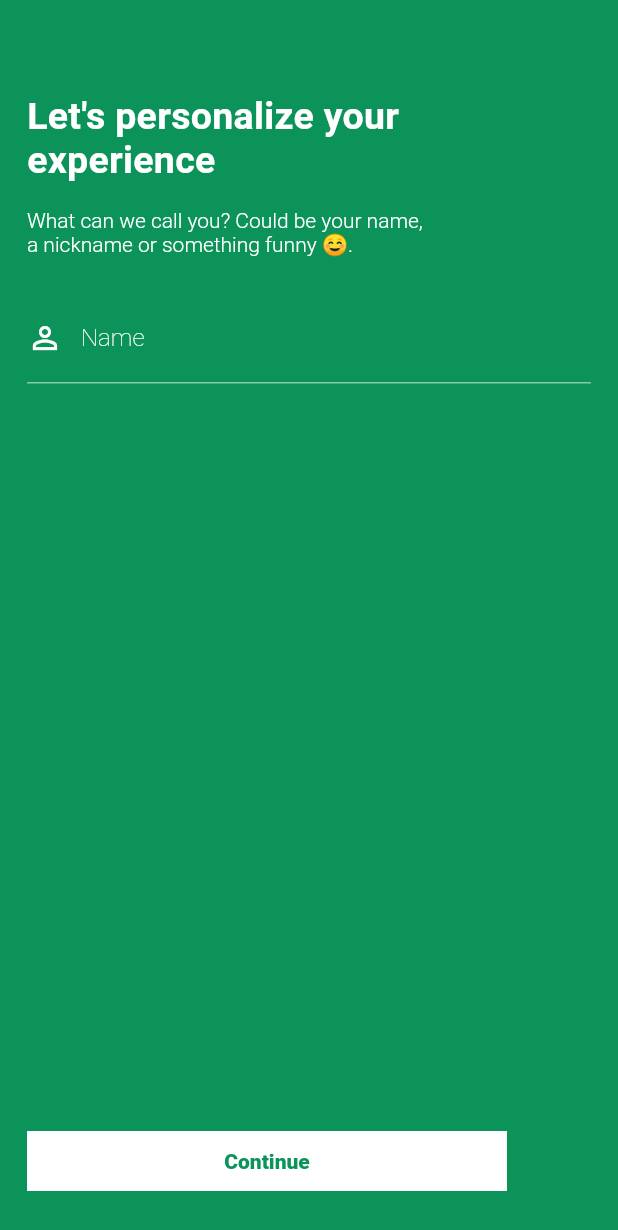
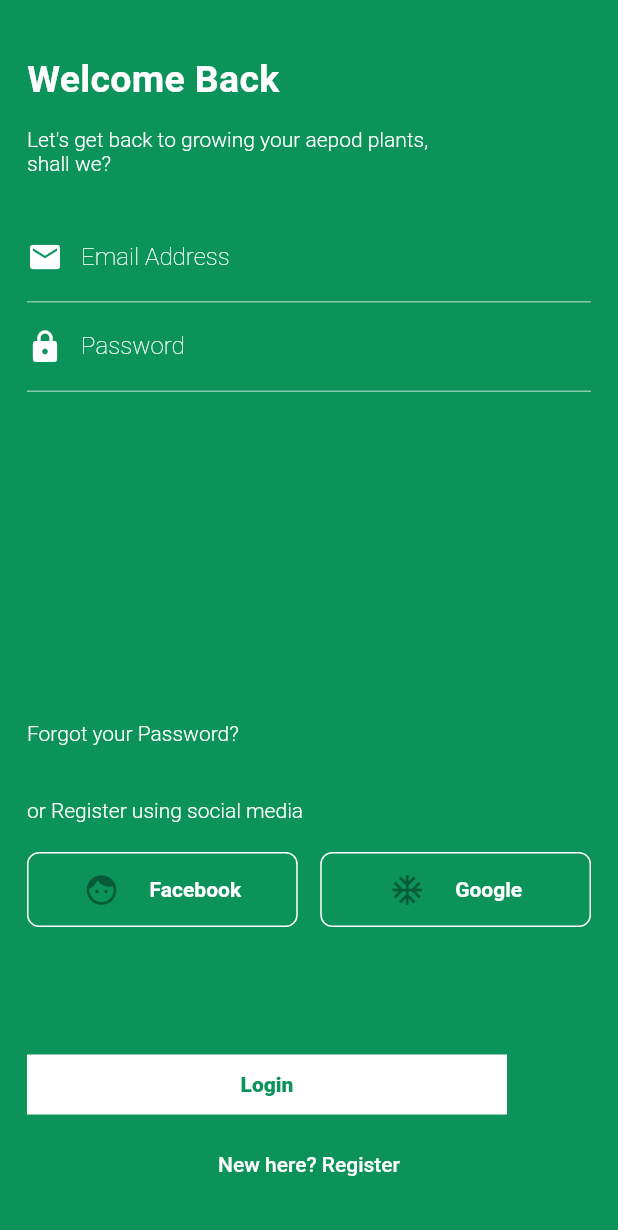
Before and after one commit to Jonyango/Aepod, a Flutter app: the screen it shows after launch, on a phone screen of 412 x 824 dp. Shown: the top 1230 px of the screen. Run offline on Flutter 3.47's test engine with Material 2 defaults, Android fonts, the phone set to English and light mode, and no system bars; our stand-ins replace flutter_svg.

Commit message:
finished the login page. There is a bug though. overflowing pixels

```diff
--- a/lib/main.dart
+++ b/lib/main.dart
@@ -11,7 +11,7 @@ class MyApp extends StatelessWidget {
   Widget build(BuildContext context) {
     return MaterialApp(
 
-      home: PersonalizeExperience(),
+      home: LoginScreen(),
     );
   }
 }
--- a/lib/screens/index.dart
+++ b/lib/screens/index.dart
@@ -1,3 +1,4 @@
 export 'registration_page.dart';
 export 'welcome_screen.dart';
 export 'personalize.dart';
+export 'login_page.dart';
--- /dev/null
+++ b/lib/screens/login_page.dart
@@ -0,0 +1,76 @@
+import 'package:aepod/components/components.dart';
+import 'package:aepod/constants/index.dart';
+import 'package:flutter/material.dart';
+
+class LoginScreen extends StatelessWidget {
+  @override
+  Widget build(BuildContext context) {
+    return Scaffold(
+      backgroundColor: kThemeColor,
+      body: SafeArea(
+        child: Container(
+          padding: EdgeInsets.symmetric(horizontal: 18.0),
+          child: Column(
+            mainAxisAlignment: MainAxisAlignment.center,
+            crossAxisAlignment: CrossAxisAlignment.start,
+            mainAxisSize: MainAxisSize.min,
+            children: [
+              Container(
+                padding: EdgeInsets.only(top: 38.0),
+                child: Text(
+                  'Welcome Back',
+                  style: kTitleTextStyle,
+                ),
+              ),
+              Container(
+                padding: EdgeInsets.only(bottom: 25.0, top: 18.0),
+                child: Text(
+                  "Let's get back to growing your aepod plants,\nshall we?",
+                  style: kTextStyle,
+                ),
+              ),
+              Expanded(
+                child: FormComponent(),
+              ),
+              Text(
+                'Forgot your Password?',
+                style: kTextStyle,
+              ),
+              SizedBox(height: 35.0),
+              Text(
+                'or Register using social media',
+                textAlign: TextAlign.left,
+                style: kTextStyle,
+              ),
+              SizedBox(
+                height: 20.0,
+              ),
+              SocialMediaButtons(),
+              SizedBox(height: 85.0),
+              Button(
+                buttonName: 'Login',
+                backgroundColor: kTextColor,
+                textColor: kThemeColor,
+              ),
+              SizedBox(
+                height: 25.0,
+              ),
+              Center(
+                child: Text(
+                  'New here? Register',
+                  style: TextStyle(
+                    color: kTextColor,
+                    fontWeight: FontWeight.w500,
+                  ),
+                ),
+              ),
+              SizedBox(
+                height: 40.0,
+              ),
+            ],
+          ),
+        ),
+      ),
+    );
+  }
+}
--- a/lib/screens/personalize.dart
+++ b/lib/screens/personalize.dart
@@ -23,7 +23,7 @@ class PersonalizeExperience extends StatelessWidget {
                 ),
               ),
               Container(
-                margin: EdgeInsets.only(bottom: 25.0, top: 18.0),
+                margin: EdgeInsets.only(bottom: 25.0, top: 25.0),
                 child: Text(
                   "What can we call you? Could be your name, \na nickname or something funny ☺️.",
                   style: kTextStyle,
@@ -36,7 +36,7 @@ class PersonalizeExperience extends StatelessWidget {
                 backgroundColor: kTextColor,
                 textColor: kThemeColor,
               ),
-              SizedBox(height:30.0),
+              SizedBox(height:40.0),
             ],
           ),
         ),
```
Also changed, not shown: lib/screens/registration_page.dart (+9 -5 lines).
